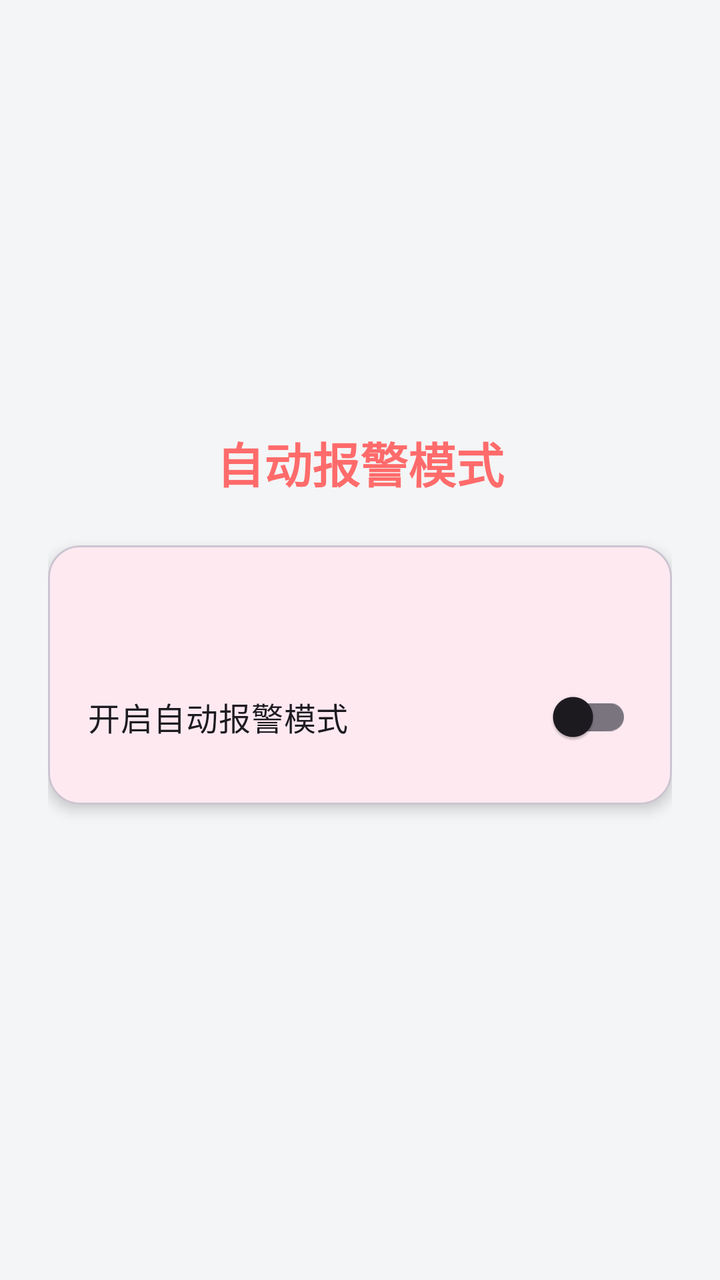
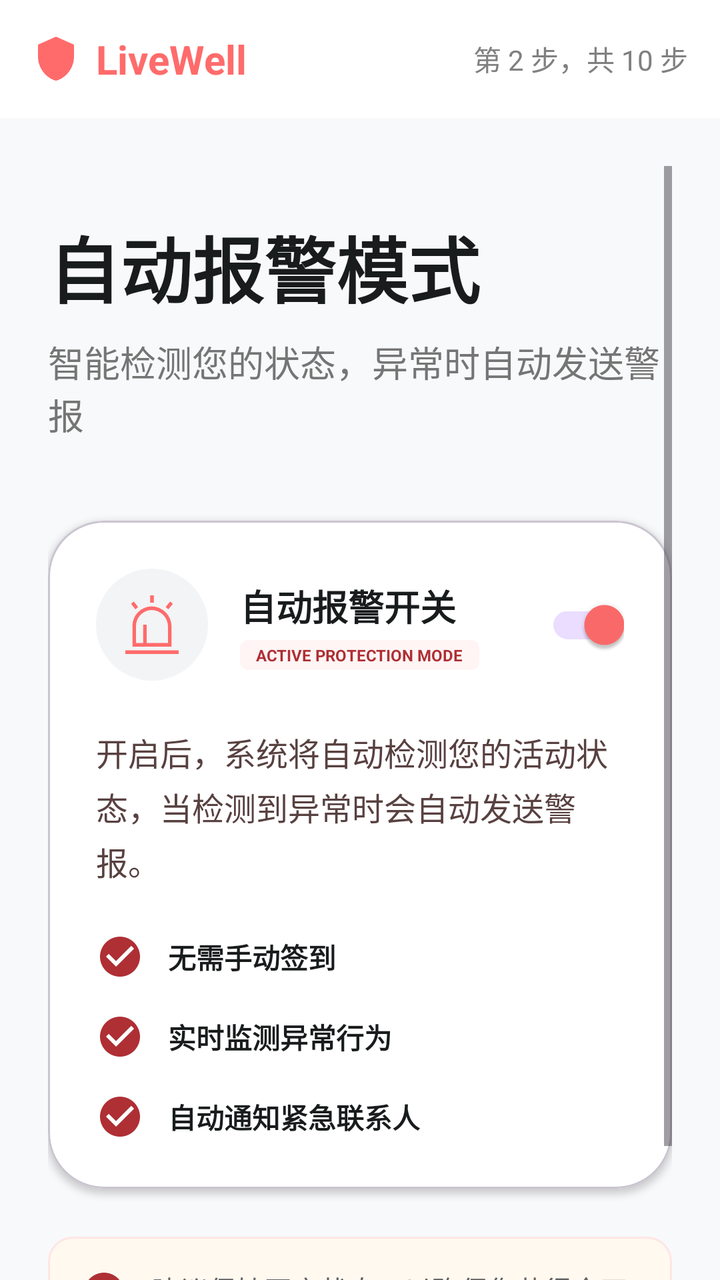

Two renders of the same Android screen: before a commit and after it. Below are the layout's source before the change and the commit's diff.
<!-- AndroidManifest.xml: application theme Theme.LiveWell -->
<!-- res/layout/fragment_guide_auto_alert.xml -->
<?xml version="1.0" encoding="utf-8"?>
<ScrollView xmlns:android="http://schemas.android.com/apk/res/android"
    xmlns:app="http://schemas.android.com/apk/res-auto"
    android:layout_width="match_parent"
    android:layout_height="match_parent"
    android:fillViewport="true">

    <LinearLayout
        android:layout_width="match_parent"
        android:layout_height="wrap_content"
        android:orientation="vertical"
        android:padding="24dp"
        android:gravity="center">

        <TextView
            android:layout_width="wrap_content"
            android:layout_height="wrap_content"
            android:text="自动报警模式"
            android:textSize="24sp"
            android:textStyle="bold"
            android:textColor="@color/primary"
            android:layout_marginBottom="24dp"/>

        <com.google.android.material.card.MaterialCardView
            android:layout_width="match_parent"
            android:layout_height="wrap_content"
            app:cardCornerRadius="16dp"
            app:cardElevation="4dp"
            android:layout_marginBottom="24dp">

            <LinearLayout
                android:layout_width="match_parent"
                android:layout_height="wrap_content"
                android:orientation="vertical"
                android:padding="20dp">

                <TextView
                    android:id="@+id/tvDescription"
                    android:layout_width="match_parent"
                    android:layout_height="wrap_content"
                    android:textSize="16sp"
                    android:textColor="@color/text_primary"
                    android:lineSpacingExtra="4dp"
                    android:layout_marginBottom="20dp"/>

                <com.google.android.material.switchmaterial.SwitchMaterial
                    android:id="@+id/switchAutoAlert"
                    android:layout_width="match_parent"
                    android:layout_height="wrap_content"
                    android:text="开启自动报警模式"
                    android:textSize="16sp"/>

            </LinearLayout>

        </com.google.android.material.card.MaterialCardView>

    </LinearLayout>

</ScrollView>
<!-- resources referenced by this layout -->
<resources>
  <color name="primary">#FF6B6B</color>
  <color name="text_primary">#212529</color>
  <style name="Theme.LiveWell" parent="Theme.Material3.DayNight.NoActionBar">
          <item name="colorPrimary">@color/primary</item>
          <item name="colorPrimaryVariant">@color/primary_dark</item>
          <item name="colorOnPrimary">@color/white</item>
          <item name="colorSecondary">@color/primary_light</item>
          <item name="colorSecondaryVariant">@color/primary</item>
          <item name="colorOnSecondary">@color/primary_dark</item>
          <item name="android:windowBackground">@color/background</item>
          <item name="android:statusBarColor">@color/primary</item>
      </style>
  <color name="primary_dark">#FF5252</color>
  <color name="white">#FFFFFF</color>
  <color name="primary_light">#FFE5E5</color>
  <color name="background">#F4F5F6</color>
</resources>

<!-- the commit's change to res/layout/fragment_guide_auto_alert.xml (unified diff, before → after) -->
@@ -1,59 +1,259 @@
 <?xml version="1.0" encoding="utf-8"?>
-<ScrollView xmlns:android="http://schemas.android.com/apk/res/android"
+<LinearLayout xmlns:android="http://schemas.android.com/apk/res/android"
     xmlns:app="http://schemas.android.com/apk/res-auto"
     android:layout_width="match_parent"
     android:layout_height="match_parent"
-    android:fillViewport="true">
-
-    <LinearLayout
+    android:orientation="vertical"
+    android:background="#F8F9FA">
+
+    
+    <RelativeLayout
         android:layout_width="match_parent"
         android:layout_height="wrap_content"
-        android:orientation="vertical"
-        android:padding="24dp"
-        android:gravity="center">
-
-        <TextView
+        android:padding="16dp"
+        android:background="#FFFFFF">
+
+        <LinearLayout
             android:layout_width="wrap_content"
             android:layout_height="wrap_content"
-            android:text="自动报警模式"
-            android:textSize="24sp"
-            android:textStyle="bold"
-            android:textColor="@color/primary"
-            android:layout_marginBottom="24dp"/>
-
-        <com.google.android.material.card.MaterialCardView
+            android:orientation="horizontal"
+            android:gravity="center_vertical">
+            
+            <ImageView
+                android:layout_width="24dp"
+                android:layout_height="24dp"
+                android:src="@drawable/ic_shield_logo"
+                android:tint="#ff6b6b"/>
+
+            <TextView
+                android:layout_width="wrap_content"
+                android:layout_height="wrap_content"
+                android:text="LiveWell"
+                android:textStyle="bold"
+                android:textSize="20sp"
+                android:textColor="#ff6b6b"
+                android:layout_marginStart="8dp"/>
+        </LinearLayout>
+
+        <TextView
+            android:id="@+id/tvStepIndicator"
+            android:layout_width="wrap_content"
+            android:layout_height="wrap_content"
+            android:layout_alignParentEnd="true"
+            android:layout_centerVertical="true"
+            android:text="第 2 步，共 10 步"
+            android:textColor="#808080"
+            android:textSize="14sp"/>
+    </RelativeLayout>
+
+    <ScrollView
+        android:layout_width="match_parent"
+        android:layout_height="0dp"
+        android:layout_weight="1"
+        android:padding="24dp"
+        android:clipToPadding="false">
+
+        <LinearLayout
             android:layout_width="match_parent"
             android:layout_height="wrap_content"
-            app:cardCornerRadius="16dp"
-            app:cardElevation="4dp"
-            android:layout_marginBottom="24dp">
-
+            android:orientation="vertical">
+
+            
+            <TextView
+                android:layout_width="wrap_content"
+                android:layout_height="wrap_content"
+                android:text="自动报警模式"
+                android:textColor="#191C1D"
+                android:textSize="36sp"
+                android:textStyle="bold"
+                android:layout_marginTop="24dp" />
+
+            <TextView
+                android:layout_width="wrap_content"
+                android:layout_height="wrap_content"
+                android:text="智能检测您的状态，异常时自动发送警报"
+                android:textColor="#757575"
+                android:textSize="18sp"
+                android:layout_marginTop="8dp" />
+
+            
+            <com.google.android.material.card.MaterialCardView
+                android:layout_width="match_parent"
+                android:layout_height="wrap_content"
+                android:layout_marginTop="40dp"
+                app:cardCornerRadius="28dp"
+                app:cardElevation="2dp"
+                app:cardBackgroundColor="#FFFFFF">
+
+                <LinearLayout
+                    android:layout_width="match_parent"
+                    android:layout_height="wrap_content"
+                    android:orientation="vertical"
+                    android:padding="24dp">
+
+                    <RelativeLayout
+                        android:layout_width="match_parent"
+                        android:layout_height="wrap_content">
+
+                        <LinearLayout
+                            android:layout_width="wrap_content"
+                            android:layout_height="wrap_content"
+                            android:orientation="horizontal"
+                            android:gravity="center_vertical">
+
+                            <ImageView
+                                android:layout_width="56dp"
+                                android:layout_height="56dp"
+                                android:src="@drawable/ic_auto_alert"
+                                android:background="@drawable/circle_gray_bg"
+                                android:padding="12dp" />
+
+                            <LinearLayout
+                                android:layout_width="wrap_content"
+                                android:layout_height="wrap_content"
+                                android:orientation="vertical"
+                                android:layout_marginStart="16dp">
+
+                                <TextView
+                                    android:layout_width="wrap_content"
+                                    android:layout_height="wrap_content"
+                                    android:text="自动报警开关"
+                                    android:textColor="#191C1D"
+                                    android:textSize="18sp"
+                                    android:textStyle="bold" />
+
+                                <TextView
+                                    android:id="@+id/tvStatusBadge"
+                                    android:layout_width="wrap_content"
+                                    android:layout_height="wrap_content"
+                                    android:text="ACTIVE PROTECTION MODE"
+                                    android:textColor="#AE2F34"
+                                    android:textSize="8sp"
+                                    android:textStyle="bold"
+                                    android:background="@drawable/badge_bg"
+                                    android:paddingHorizontal="8dp"
+                                    android:paddingVertical="2dp"
+                                    android:layout_marginTop="4dp"
+                                    android:singleLine="true" />
+                            </LinearLayout>
+                        </LinearLayout>
+
+                        <com.google.android.material.switchmaterial.SwitchMaterial
+                            android:id="@+id/switchAutoAlert"
+                            android:layout_width="wrap_content"
+                            android:layout_height="wrap_content"
+                            android:layout_alignParentEnd="true"
+                            android:layout_centerVertical="true"
+                            android:checked="true" />
+                    </RelativeLayout>
+
+                    <TextView
+                        android:layout_width="match_parent"
+                        android:layout_height="wrap_content"
+                        android:layout_marginTop="24dp"
+                        android:text="开启后，系统将自动检测您的活动状态，当检测到异常时会自动发送警报。"
+                        android:textColor="#584140"
+                        android:textSize="16sp"
+                        android:lineSpacingExtra="4dp" />
+
+                    
+                    <LinearLayout
+                        android:layout_width="match_parent"
+                        android:layout_height="wrap_content"
+                        android:orientation="vertical"
+                        android:layout_marginTop="24dp">
+
+                        
+                        <LinearLayout
+                            android:layout_width="match_parent"
+                            android:layout_height="wrap_content"
+                            android:orientation="horizontal"
+                            android:gravity="center_vertical"
+                            android:layout_marginBottom="16dp">
+                            <ImageView
+                                android:layout_width="24dp"
+                                android:layout_height="24dp"
+                                android:src="@drawable/ic_check_circle"
+                                app:tint="#AE2F34" />
+                            <TextView
+                                android:layout_width="wrap_content"
+                                android:layout_height="wrap_content"
+                                android:layout_marginStart="12dp"
+                                android:text="无需手动签到"
+                                android:textColor="#191C1D"
+                                android:textStyle="bold" />
+                        </LinearLayout>
+
+                        
+                        <LinearLayout
+                            android:layout_width="match_parent"
+                            android:layout_height="wrap_content"
+                            android:orientation="horizontal"
+                            android:gravity="center_vertical"
+                            android:layout_marginBottom="16dp">
+                            <ImageView
+                                android:layout_width="24dp"
+                                android:layout_height="24dp"
+                                android:src="@drawable/ic_check_circle"
+                                app:tint="#AE2F34" />
+                            <TextView
+                                android:layout_width="wrap_content"
+                                android:layout_height="wrap_content"
+                                android:layout_marginStart="12dp"
+                                android:text="实时监测异常行为"
+                                android:textColor="#191C1D"
+                                android:textStyle="bold" />
+                        </LinearLayout>
+
+                        
+                        <LinearLayout
+                            android:layout_width="match_parent"
+                            android:layout_height="wrap_content"
+                            android:orientation="horizontal"
+                            android:gravity="center_vertical">
+                            <ImageView
+                                android:layout_width="24dp"
+                                android:layout_height="24dp"
+                                android:src="@drawable/ic_check_circle"
+                                app:tint="#AE2F34" />
+                            <TextView
+                                android:layout_width="wrap_content"
+                                android:layout_height="wrap_content"
+                                android:layout_marginStart="12dp"
+                                android:text="自动通知紧急联系人"
+                                android:textColor="#191C1D"
+                                android:textStyle="bold" />
+                        </LinearLayout>
+                    </LinearLayout>
+                </LinearLayout>
+            </com.google.android.material.card.MaterialCardView>
+
+            
             <LinearLayout
                 android:layout_width="match_parent"
                 android:layout_height="wrap_content"
-                android:orientation="vertical"
-                android:padding="20dp">
+                android:orientation="horizontal"
+                android:background="@drawable/info_box_bg"
+                android:padding="16dp"
+                android:layout_marginTop="24dp"
+                android:gravity="top">
+
+                <ImageView
+                    android:layout_width="24dp"
+                    android:layout_height="24dp"
+                    android:src="@drawable/ic_info"
+                    app:tint="#AE2F34" />
 
                 <TextView
-                    android:id="@+id/tvDescription"
                     android:layout_width="match_parent"
                     android:layout_height="wrap_content"
-                    android:textSize="16sp"
-                    android:textColor="@color/text_primary"
-                    android:lineSpacingExtra="4dp"
-                    android:layout_marginBottom="20dp"/>
-
-                <com.google.android.material.switchmaterial.SwitchMaterial
-                    android:id="@+id/switchAutoAlert"
-                    android:layout_width="match_parent"
-                    android:layout_height="wrap_content"
-                    android:text="开启自动报警模式"
-                    android:textSize="16sp"/>
-
+                    android:layout_marginStart="12dp"
+                    android:text="建议保持开启状态，以确保您获得全天候的安全保护"
+                    android:textColor="#616161"
+                    android:textSize="14sp" />
             </LinearLayout>
 
-        </com.google.android.material.card.MaterialCardView>
-
-    </LinearLayout>
-
-</ScrollView>
+        </LinearLayout>
+    </ScrollView>
+
+</LinearLayout>
<!-- resource entries referenced after the edit -->
@@ -1,7 +1,69 @@
 <!-- resources referenced by this layout -->
 <resources>
+  <!-- drawable badge_bg (drawable) -->
+  <?xml version="1.0" encoding="utf-8"?>
+  <shape xmlns:android="http://schemas.android.com/apk/res/android"
+      android:shape="rectangle">
+      <solid android:color="#FFF5F5" />
+      <corners android:radius="4dp" />
+  </shape>
+  <!-- drawable circle_gray_bg (drawable) -->
+  <?xml version="1.0" encoding="utf-8"?>
+  <shape xmlns:android="http://schemas.android.com/apk/res/android"
+      android:shape="oval">
+      <solid android:color="#F3F4F5" />
+  </shape>
+  <!-- drawable ic_auto_alert (drawable) -->
+  <?xml version="1.0" encoding="utf-8"?>
+  <vector xmlns:android="http://schemas.android.com/apk/res/android"
+      android:width="200dp"
+      android:height="200dp"
+      android:viewportWidth="1024"
+      android:viewportHeight="1024">
+      
+      <path
+          android:fillColor="#ff6b6b"
+          android:pathData="M506.03,218.88a311.89,311.89 0,0 0,-306.77 316.59v328.53h625.49v-316.59a323.41,323.41 0,0 0,-318.72 -328.53zM768,805.55h-341.33V512H369.92v293.55H256v-270.08a256,256 0,0 1,250.03 -258.13A266.24,266.24 0,0 1,768 547.41zM938.67,922.88V981.33H85.33v-58.45zM540.59,160h-57.17V42.67h57.17zM245.76,266.24L177.07,178.35l42.67,-36.69L290.13,229.55zM773.12,266.24l-42.67,-37.97 72.96,-87.47 42.67,38.4z"/>
+  </vector>
+  <!-- drawable ic_check_circle (drawable) -->
+  <vector xmlns:android="http://schemas.android.com/apk/res/android"
+      android:width="24dp"
+      android:height="24dp"
+      android:viewportWidth="24"
+      android:viewportHeight="24">
+      <path
+          android:fillColor="#FF000000"
+          android:pathData="M12,2C6.48,2 2,6.48 2,12s4.48,10 10,10 10,-4.48 10,-10S17.52,2 12,2zM10,17l-5,-5 1.41,-1.41L10,14.17l7.59,-7.59L19,8l-9,9z"/>
+  </vector>
+  <!-- drawable ic_info (drawable) -->
+  <vector xmlns:android="http://schemas.android.com/apk/res/android"
+      android:width="24dp"
+      android:height="24dp"
+      android:viewportWidth="24"
+      android:viewportHeight="24">
+      <path
+          android:fillColor="#FF000000"
+          android:pathData="M12,2C6.48,2 2,6.48 2,12s4.48,10 10,10 10,-4.48 10,-10S17.52,2 12,2zM13,17h-2v-6h2v6zM13,9h-2L11,7h2v2z"/>
+  </vector>
+  <!-- drawable ic_shield_logo (drawable) -->
+  <vector xmlns:android="http://schemas.android.com/apk/res/android"
+      android:width="24dp"
+      android:height="24dp"
+      android:viewportWidth="24"
+      android:viewportHeight="24">
+      <path
+          android:fillColor="#FF000000"
+          android:pathData="M12,1L3,5v6c0,5.55 3.84,10.74 9,12 5.16,-1.26 9,-6.45 9,-12V5l-9,-4z"/>
+  </vector>
+  <!-- drawable info_box_bg (drawable) -->
+  <?xml version="1.0" encoding="utf-8"?>
+  <shape xmlns:android="http://schemas.android.com/apk/res/android"
+      android:shape="rectangle">
+      <solid android:color="#FFF9F0" />
+      <corners android:radius="12dp" />
+      <stroke android:width="1dp" android:color="#FFE5E5" />
+  </shape>
   <color name="primary">#FF6B6B</color>
-  <color name="text_primary">#212529</color>
   <style name="Theme.LiveWell" parent="Theme.Material3.DayNight.NoActionBar">
           <item name="colorPrimary">@color/primary</item>
           <item name="colorPrimaryVariant">@color/primary_dark</item>
